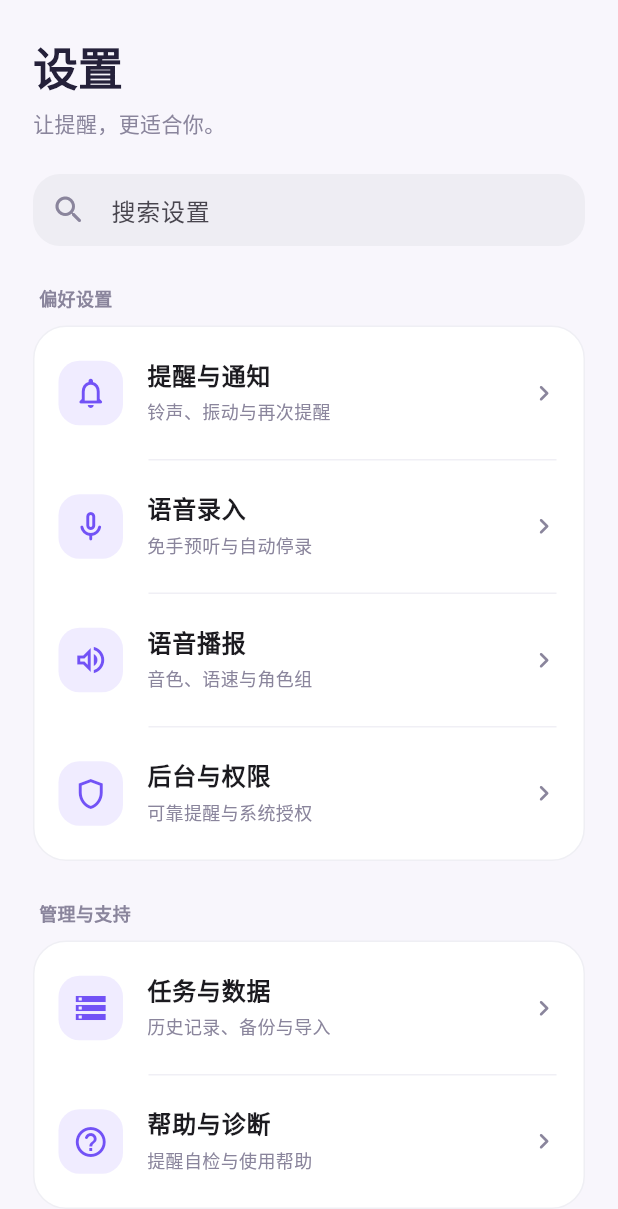
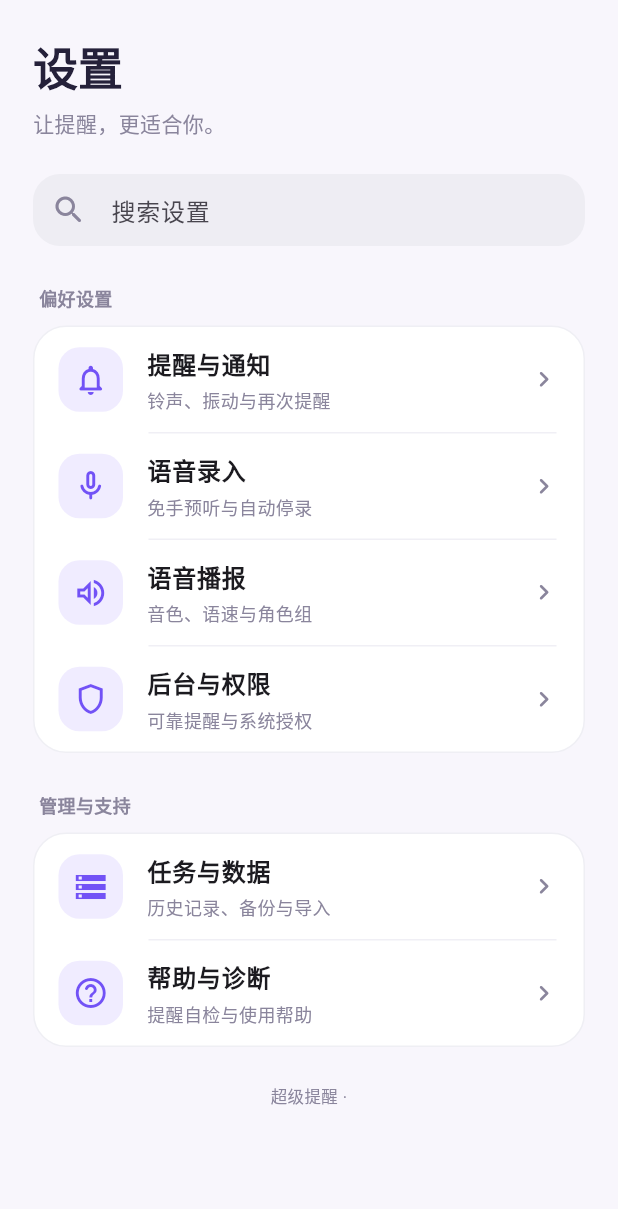
Before and after one commit to niceday-hh/codex_flutter2, a Flutter app: the SettingsPage widget shown alone on an empty page, opened directly with empty values, on a phone screen of 412 x 824 dp. Shown: the top 1209 px of the screen. Run offline on Flutter 3.47's test engine with Material 3 defaults, Android fonts, the phone set to English and light mode, and no system bars; missing offline and left inert: sherpa_onnx.

Commit message:
polish: fit grouped settings and render complete UI previews
Load Material icons and finish dialog transitions in preview captures. Keep model implementation details in release notes and shorten the voice settings descriptions.

```diff
--- a/lib/main.dart
+++ b/lib/main.dart
@@ -528,7 +528,7 @@
         subtitle: const Text('说完后自动进入确认'),
         value: store.defaults['voiceAutoStop'] as bool? ?? true,
         onChanged: (v) async { store.defaults['voiceAutoStop'] = v; await persistDefaults(); }),
-      settingRow(Icons.timer_outlined, '自动停录等待', "${store.defaults['voiceSilenceSeconds'] ?? 5} 秒 · 单次录音最长45秒", () async {
+      settingRow(Icons.timer_outlined, '自动停录等待', "${store.defaults['voiceSilenceSeconds'] ?? 5} 秒", () async {
         final seconds = await showDialog<int>(context: context, builder: (c) => SimpleDialog(title: const Text('连续无声多久后停录'),
           children: [for (var i = 3; i <= 10; i++) SimpleDialogOption(onPressed: () => Navigator.pop(c, i), child: Text('$i 秒'))]));
         if (seconds != null) { store.defaults['voiceSilenceSeconds'] = seconds; await persistDefaults(); }
@@ -537,9 +537,9 @@
     settingsHint('单次录音最长45秒，确认过程不播放语音。'),
     section('识别方式', ''), settingsGroup([
       const ListTile(leading: Icon(Icons.shield_outlined, color: purple), title: Text('本机离线'),
-        subtitle: Text('Paraformer int8 + Silero VAD'), trailing: Tag('已内置')),
+        subtitle: Text('录音只在本机识别'), trailing: Tag('已内置')),
     ]),
-    settingsHint('前台复用已加载的识别模型；切到后台、内存紧张或准备播报音频时会释放。'),
+    settingsHint('无需联网。首次准备或从后台返回时，可能需要稍候。'),
     Padding(padding: const EdgeInsets.fromLTRB(20, 24, 20, 4), child: FilledButton.tonalIcon(
       onPressed: () => _settingsAction(sheetContext, 'voice'),
       style: FilledButton.styleFrom(backgroundColor: lavender, foregroundColor: purple),
--- a/lib/settings_page.dart
+++ b/lib/settings_page.dart
@@ -42,8 +42,9 @@
     child: Column(children: [for (var i = 0; i < sections.length; i++) ...[
       if (i > 0) const Divider(height: 1, indent: 76, endIndent: 18, color: Color(0xFFF0EFF5)),
       ListTile(key: ValueKey('settings-${sections[i].category.name}'),
+        dense: true,
         shape: RoundedRectangleBorder(borderRadius: BorderRadius.circular(22)),
-        contentPadding: const EdgeInsets.symmetric(horizontal: 16, vertical: 8),
+        contentPadding: const EdgeInsets.symmetric(horizontal: 16, vertical: 4),
         leading: Container(width: 43, height: 43, decoration: BoxDecoration(color: lavender, borderRadius: BorderRadius.circular(14)),
           child: Icon(sections[i].icon, color: purple, size: 24)),
         title: Text(sections[i].title, style: const TextStyle(fontSize: 16, fontWeight: FontWeight.w600)),
```
Also changed, not shown: 1 other file.
